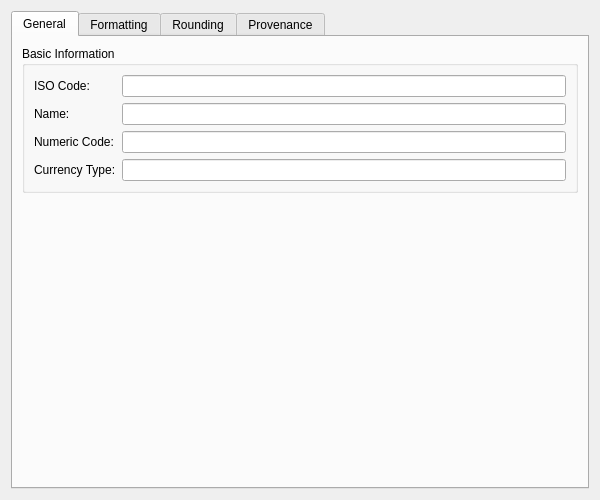
Before: the Qt Designer form projects/ores.qt/ui/CurrencyDetailDialog.ui in OreStudio/OreStudio, drawn with Qt 5.
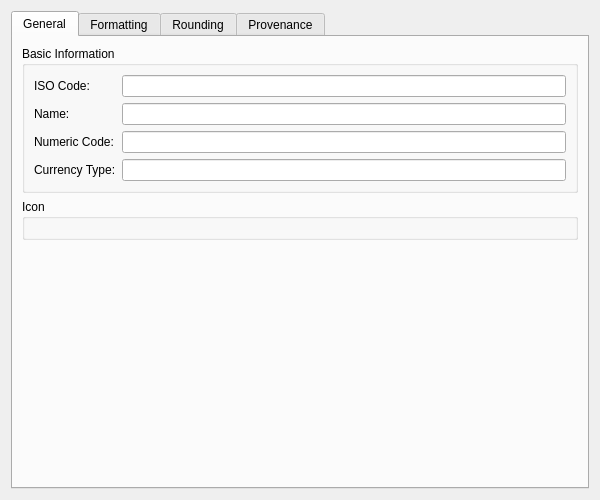
After: the same form once the commit is applied. Custom widgets are drawn as their Qt base class.

The edit to the form file:
```diff
--- a/projects/ores.qt/ui/CurrencyDetailDialog.ui
+++ b/projects/ores.qt/ui/CurrencyDetailDialog.ui
@@ -85,6 +85,15 @@
          </layout>
         </widget>
        </item>
+       <item>
+        <widget class="QGroupBox" name="iconGroup">
+         <property name="title">
+          <string>Icon</string>
+         </property>
+         <layout class="QVBoxLayout" name="iconGroupLayout">
+         </layout>
+        </widget>
+       </item>
        <item>
         <spacer name="verticalSpacer">
          <property name="orientation">
```
